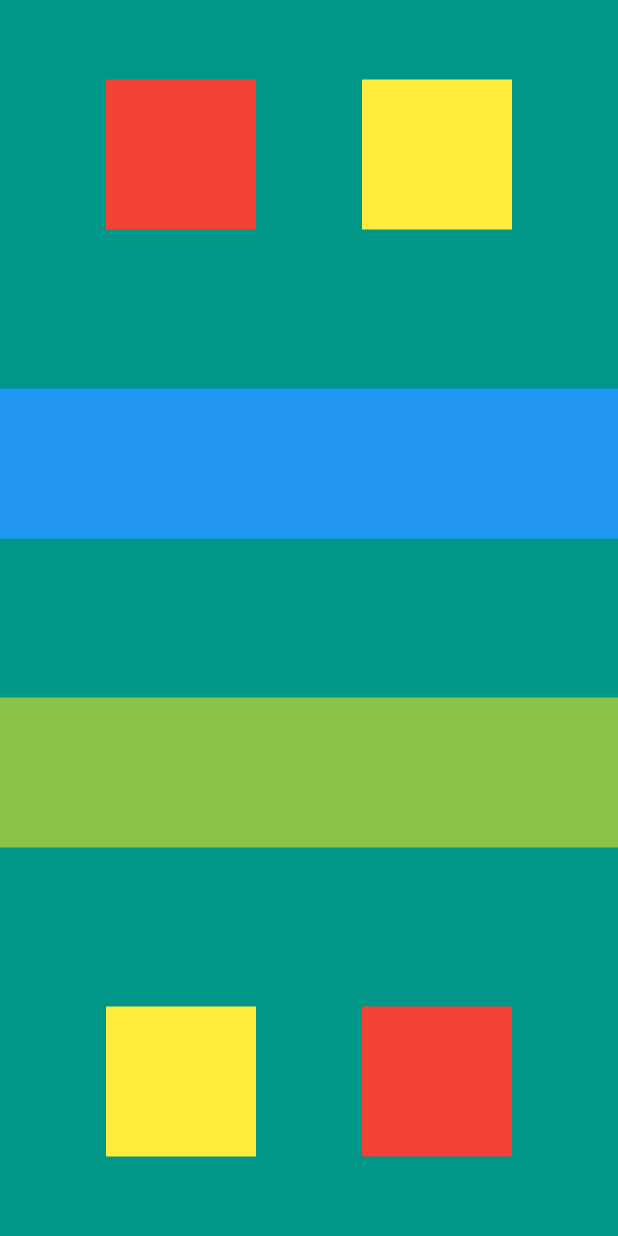
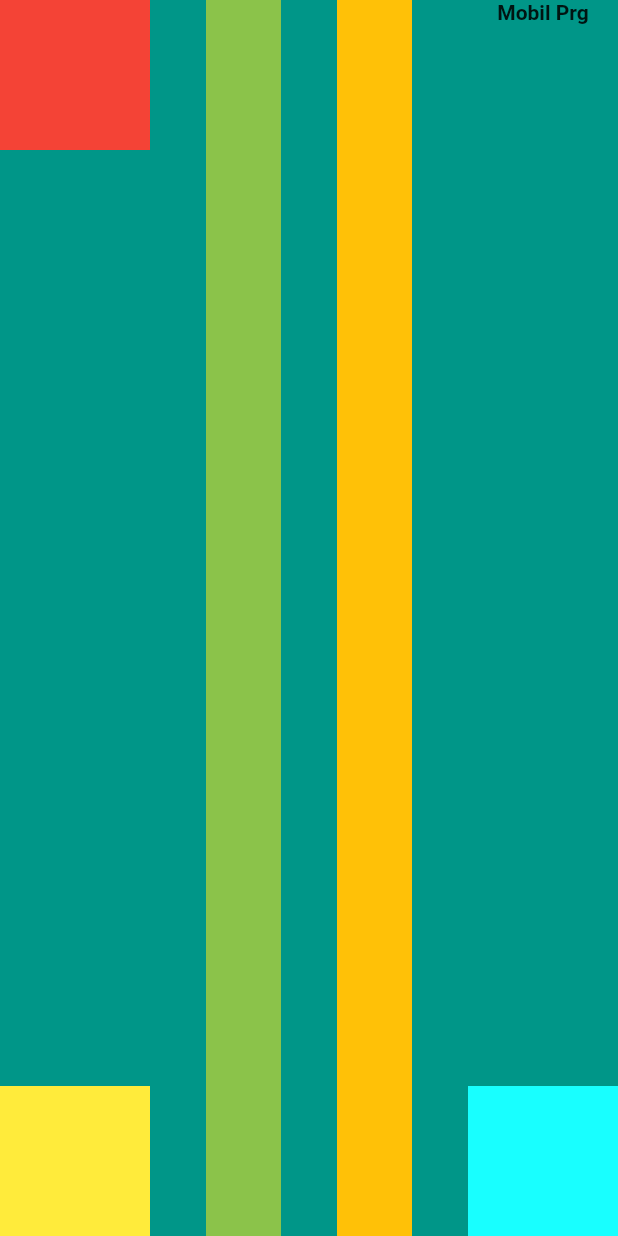
Before and after one commit to serhatsait/flutter_exam_1, a Flutter app: the screen it shows after launch, on a phone screen of 412 x 824 dp. Run offline on Flutter 3.47's test engine with Material 2 defaults, Android fonts, the phone set to English and light mode, and no system bars.

Commit message:
double commit

```diff
--- a/lib/main.dart
+++ b/lib/main.dart
@@ -9,12 +9,12 @@ class MyApp extends StatelessWidget {
       home: Scaffold(
         backgroundColor: Colors.teal,
         body: SafeArea(
-          child: Column(
-            mainAxisAlignment: MainAxisAlignment.spaceAround,
+            child: Row(
+              mainAxisAlignment: MainAxisAlignment.spaceBetween,
           children: <Widget>[
             Container(
-                child: Row(
-                  mainAxisAlignment: MainAxisAlignment.spaceEvenly,
+              child: Column(
+                mainAxisAlignment: MainAxisAlignment.spaceBetween,
                 children: <Widget>[
                   Container(
                     width: 100,
@@ -30,35 +30,34 @@ class MyApp extends StatelessWidget {
               ),
             ),
             Container(
-                width: double.infinity,
-                height: 100,
-                color: Colors.blue,
-              ),
-              Container(
-                width: double.infinity,
-                height: 100,
+              width: 50,
+              height: double.infinity,
               color: Colors.lightGreen,
             ),
             Container(
-                child: Row(
-                  mainAxisAlignment: MainAxisAlignment.spaceEvenly,
+              width: 50,
+              height: double.infinity,
+              color: Colors.amber,
+            ),
+            Container(
+              child: Column(
+                mainAxisAlignment: MainAxisAlignment.spaceBetween,
                 children: <Widget>[
                   Container(
-                      width: 100,
-                      height: 100,
-                      color: Colors.yellow,
+                    child: Text(
+                      'Mobil Prg', overflow: TextOverflow.ellipsis, style: TextStyle(fontWeight: FontWeight.bold)
+                    ),
                   ),
                   Container(
                     width: 100,
                     height: 100,
-                      color: Colors.red,
+                    color: Colors.cyanAccent,
                   )
                 ],
               ),
             )
           ],
-          ),
-        ),
+        )),
       ),
     );
   }
```
Lines whose indentation alone changed are shown as unchanged.
